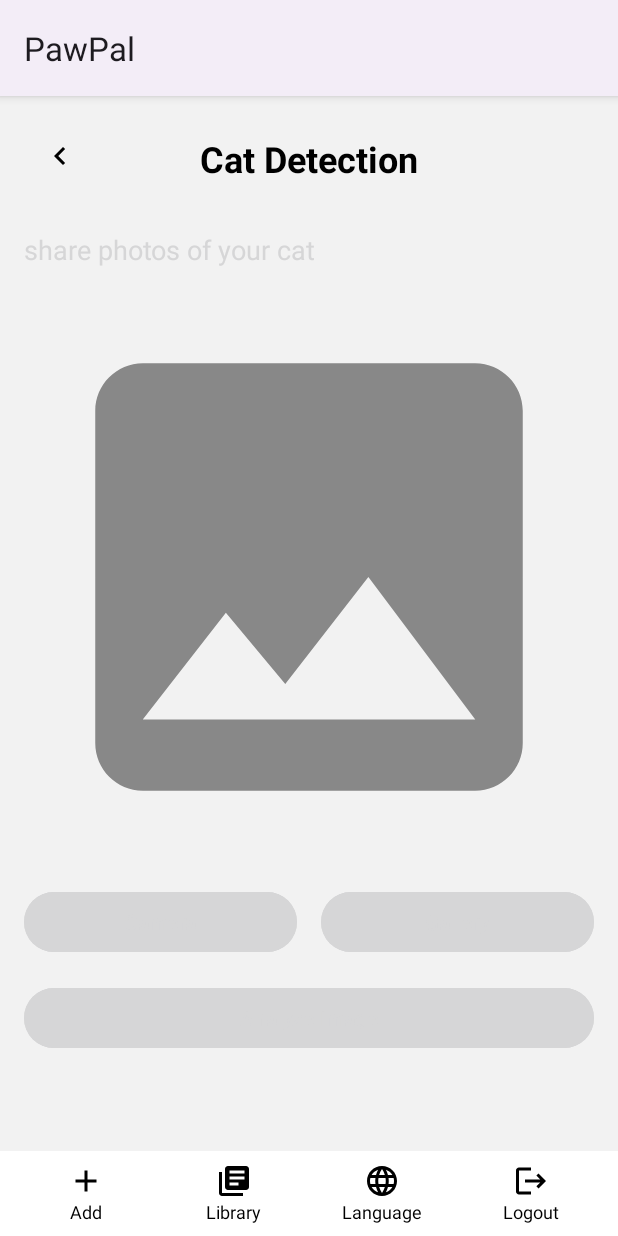
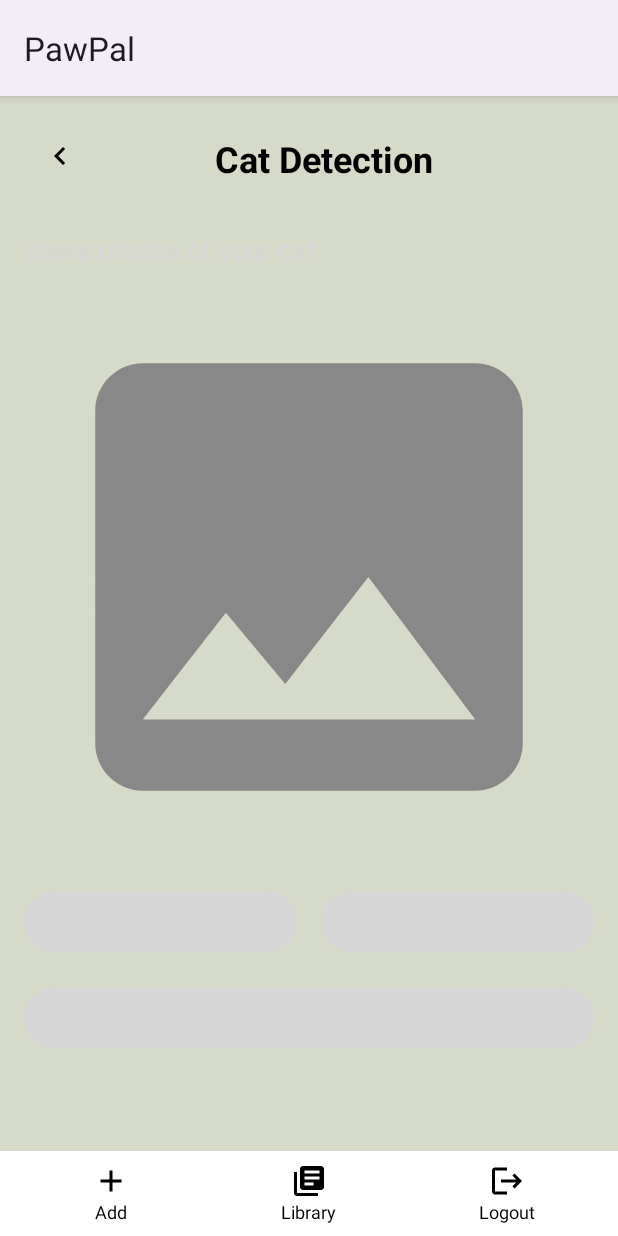
Before and after one commit to Adindasfrs/Pawpal, an Android app: the AddImageActivity screen opened directly, with no data from a screen before it, on a phone screen of 412 x 824 dp. Run offline under Robolectric (Android 15) with nearby library versions, the phone set to English and light mode, and no system bars; pictures from the network do not load.

Commit message:
new lagi lagi

```diff
--- a/app/src/main/res/layout/activity_add_image.xml
+++ b/app/src/main/res/layout/activity_add_image.xml
@@ -2,7 +2,7 @@
     xmlns:tools="http://schemas.android.com/tools"
     android:layout_width="match_parent"
     android:layout_height="match_parent"
-    android:background="#F2F2F2"
+    android:background="#D6DAC8"
     tools:context=".userinterface.AddImageActivity">
 
     <!-- Back Button -->
@@ -24,6 +24,7 @@
         android:layout_height="wrap_content"
         android:layout_centerHorizontal="true"
         android:layout_marginTop="25dp"
+        android:paddingStart="20dp"
         android:text="Cat Detection"
         android:textSize="24sp"
         android:textColor="#000000"
@@ -75,6 +76,7 @@
                     android:layout_weight="1"
                     android:layout_height="wrap_content"
                     android:text="@string/cameraChoose"
+                    android:textColor="@color/white"
                     android:backgroundTint="@color/grey"
                     android:layout_marginEnd="8dp" />
 
@@ -84,6 +86,7 @@
                     android:layout_weight="1"
                     android:layout_height="wrap_content"
                     android:text="@string/galleryChoose"
+                    android:textColor="@color/white"
                     android:backgroundTint="@color/grey"
                     android:layout_marginStart="8dp" />
             </LinearLayout>
@@ -94,6 +97,7 @@
                 android:layout_width="match_parent"
                 android:layout_height="wrap_content"
                 android:text="@string/analyze"
+                android:textColor="@color/white"
                 android:backgroundTint="@color/grey"
                 android:layout_marginTop="16dp" />
 
@@ -168,29 +172,6 @@
         </LinearLayout>
 
         <LinearLayout
-            android:id="@+id/languageButton"
-            android:layout_width="0dp"
-            android:layout_height="wrap_content"
-            android:layout_weight="1"
-            android:orientation="vertical"
-            android:gravity="center"
-            android:clickable="true"
-            android:focusable="true">
-
-            <ImageView
-                android:layout_width="24dp"
-                android:layout_height="24dp"
-                android:src="@drawable/baseline_language_24" />
-
-            <TextView
-                android:layout_width="wrap_content"
-                android:layout_height="wrap_content"
-                android:text="Language"
-                android:textColor="#000000"
-                android:textSize="12sp" />
-        </LinearLayout>
-
-        <LinearLayout
             android:id="@+id/logoutButton"
             android:layout_width="0dp"
             android:layout_height="wrap_content"
--- a/app/src/main/res/layout/activity_cat_disease.xml
+++ b/app/src/main/res/layout/activity_cat_disease.xml
@@ -25,7 +25,7 @@
         android:layout_width="wrap_content"
         android:layout_height="wrap_content"
         android:layout_centerHorizontal="true"
-        android:layout_marginTop="16dp"
+        android:layout_marginTop="25dp"
         android:text="Cat Disease"
         android:textSize="24sp"
         android:textColor="#000000"
--- a/app/src/main/res/layout/activity_cat_food.xml
+++ b/app/src/main/res/layout/activity_cat_food.xml
@@ -23,8 +23,9 @@
         android:layout_width="wrap_content"
         android:layout_height="wrap_content"
         android:layout_centerHorizontal="true"
-        android:layout_marginTop="16dp"
+        android:layout_marginTop="10dp"
         android:text="Breeds of Cat"
+        android:paddingStart="30dp"
         android:textSize="24sp"
         android:textColor="#000000"
         android:textStyle="bold"
--- a/app/src/main/res/layout/activity_detail_cat_disease.xml
+++ b/app/src/main/res/layout/activity_detail_cat_disease.xml
@@ -21,8 +21,9 @@
         android:layout_width="wrap_content"
         android:layout_height="wrap_content"
         android:layout_centerHorizontal="true"
-        android:layout_marginTop="16dp"
+        android:layout_marginTop="20dp"
         android:text="Cat Disease"
+        android:paddingStart="20dp"
         android:textSize="24sp"
         android:textColor="#000000"
         android:textStyle="bold" />
--- a/app/src/main/res/layout/activity_detail_cat_food.xml
+++ b/app/src/main/res/layout/activity_detail_cat_food.xml
@@ -20,7 +20,7 @@
         android:layout_width="wrap_content"
         android:layout_height="wrap_content"
         android:layout_centerHorizontal="true"
-        android:layout_marginTop="16dp"
+        android:layout_marginTop="20dp"
         android:text="Breeds of Cat"
         android:textSize="24sp"
         android:textColor="#000000"
--- a/app/src/main/res/layout/activity_library.xml
+++ b/app/src/main/res/layout/activity_library.xml
@@ -26,7 +26,7 @@
         android:layout_width="wrap_content"
         android:layout_height="wrap_content"
         android:layout_centerHorizontal="true"
-        android:layout_marginTop="16dp"
+        android:layout_marginTop="20dp"
         android:text="Library"
         android:textSize="24sp"
         android:textColor="#000000"
--- a/app/src/main/res/layout/activity_result.xml
+++ b/app/src/main/res/layout/activity_result.xml
@@ -24,7 +24,8 @@
         android:layout_width="wrap_content"
         android:layout_height="wrap_content"
         android:layout_centerHorizontal="true"
-        android:layout_marginTop="16dp"
+        android:layout_marginTop="25dp"
+        android:paddingStart="65dp"
         android:text="Cat Detection"
         android:textSize="24sp"
         android:textColor="#000000"
```
